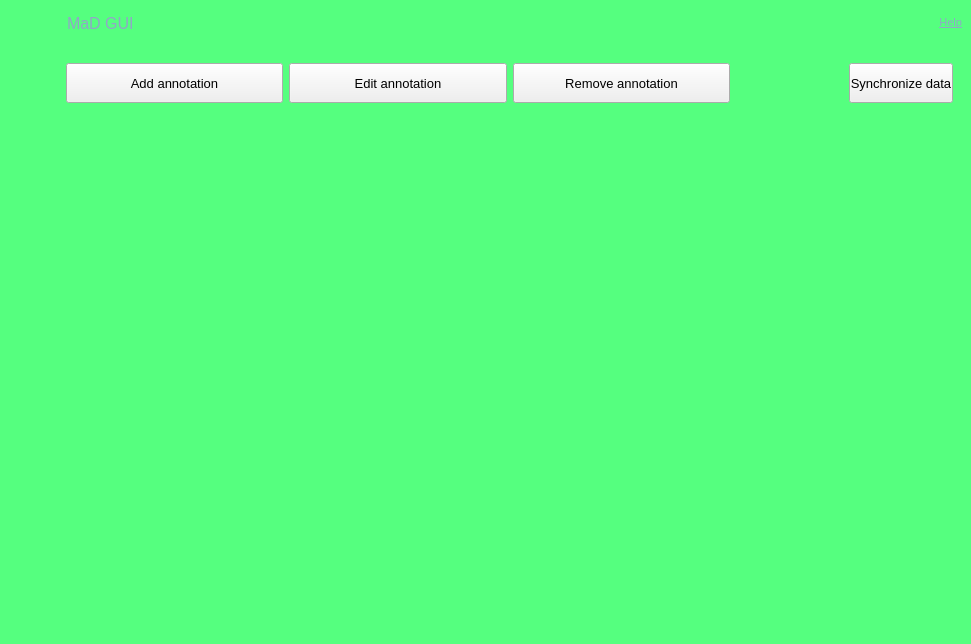
Old version of the form mad_gui/qt_designer/main.ui in the repository mad-lab-fau/mad-gui.
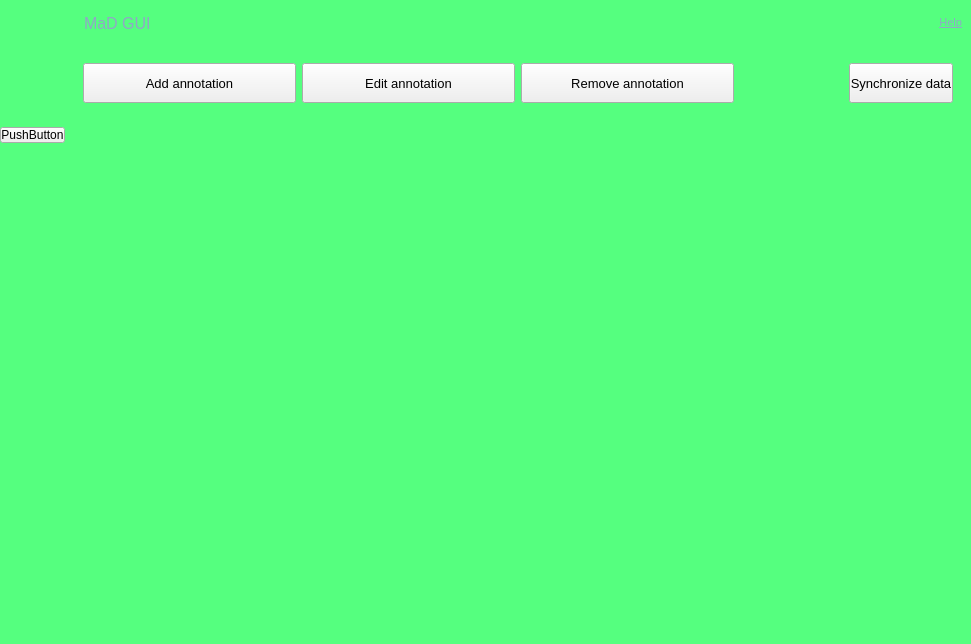
New version of the form. Icons and pictures are not drawn.

Commit message: Implemented general structure for plugin loaders

The edit to the form file:
```diff
--- a/mad_gui/qt_designer/main.ui
+++ b/mad_gui/qt_designer/main.ui
@@ -592,6 +592,13 @@
             </property>
            </widget>
           </item>
+          <item>
+           <widget class="QPushButton" name="btn_load_from_plugin">
+            <property name="text">
+             <string>PushButton</string>
+            </property>
+           </widget>
+          </item>
           <item>
            <widget class="QPushButton" name="btn_use_algorithm">
             <property name="sizePolicy">
```
Left out of the diff: 1 changed line with no effect on the pictures. The commit also changes 6 other files.
